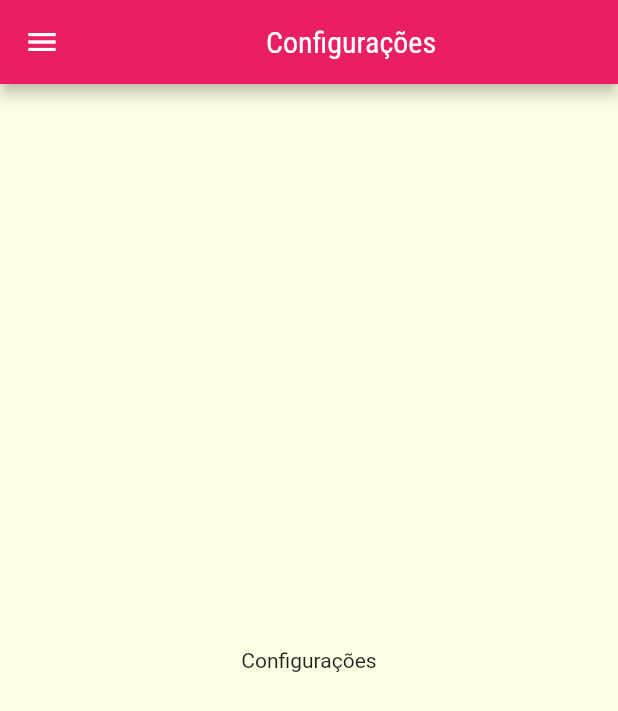
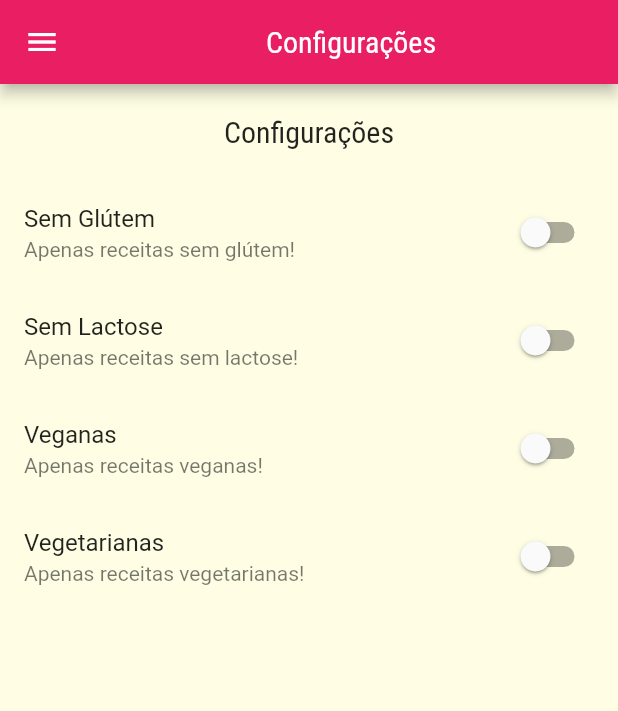
Before and after one commit to EduardoVitech/Revenue, a Flutter app: the SettingsPage screen opened by its route, on a phone screen of 412 x 824 dp. Shown: the top 711 px of the screen. Run offline on Flutter 3.47's test engine with Material 2 defaults, Android fonts, the light colour scheme and no system bars.

Commit message:
Settings Page

```diff
--- a/lib/main.dart
+++ b/lib/main.dart
@@ -35,7 +35,7 @@ class MyApp extends StatelessWidget {
         AppRoutes.HOME: (ctx) => TabsPage(),
         AppRoutes.CATEGORY_MEALS: (ctx) => CategoryMealsPage(),
         AppRoutes.MEAL_DETAIL: (ctx) => MealDetailPage(),
-        AppRoutes.SETTINGS: (ctx) => const SettingsPage(),
+        AppRoutes.SETTINGS: (ctx) => SettingsPage(),
       },
       onUnknownRoute: (settings) {
         return MaterialPageRoute(
--- /dev/null
+++ b/lib/models/settings/settings.dart
@@ -0,0 +1,13 @@
+class Settings {
+  bool isGlutenFree;
+  bool isLactoseFree;
+  bool isVegan;
+  bool isVegetarian;
+
+  Settings({
+    this.isGlutenFree = false,
+    this.isLactoseFree = false,
+    this.isVegan = false,
+    this.isVegetarian = false,
+  });
+}
--- a/lib/pages/settings_page/settings_page.dart
+++ b/lib/pages/settings_page/settings_page.dart
@@ -1,8 +1,29 @@
 import 'package:flutter/material.dart';
-import 'package:revenue/widgets/main_drawer/main_drawer.dart';
+import 'package:revenue/models/settings/settings.dart';
 
-class SettingsPage extends StatelessWidget {
-  const SettingsPage({Key? key}) : super(key: key);
+import '../../widgets/main_drawer/main_drawer.dart';
+
+class SettingsPage extends StatefulWidget {
+  @override
+  State<SettingsPage> createState() => _SettingsPageState();
+}
+
+class _SettingsPageState extends State<SettingsPage> {
+  var settings = Settings();
+
+  Widget _createSwitch(
+    String title,
+    String subtitle,
+    bool value,
+    Function(bool)? onchanged,
+  ) {
+    return SwitchListTile.adaptive(
+      title: Text(title),
+      subtitle: Text(subtitle),
+      value: value,
+      onChanged: onchanged,
+    );
+  }
 
   @override
   Widget build(BuildContext context) {
@@ -11,7 +32,47 @@ class SettingsPage extends StatelessWidget {
         title: const Center(child: Text('Configurações')),
       ),
       drawer: MainDrawer(),
-      body: const Center(child: Text('Configurações')),
+      body: Column(
+        children: [
+          Container(
+            padding: const EdgeInsets.all(20),
+            child: Text(
+              'Configurações',
+              style: Theme.of(context).textTheme.headline6,
+            ),
+          ),
+          Expanded(
+            child: ListView(
+              children: [
+                _createSwitch(
+                  'Sem Glútem',
+                  'Apenas receitas sem glútem!',
+                  settings.isGlutenFree,
+                  (value) => setState(() => settings.isGlutenFree = value),
+                ),
+                _createSwitch(
+                  'Sem Lactose',
+                  'Apenas receitas sem lactose!',
+                  settings.isLactoseFree,
+                  (value) => setState(() => settings.isLactoseFree = value),
+                ),
+                _createSwitch(
+                  'Veganas',
+                  'Apenas receitas veganas!',
+                  settings.isVegan,
+                  (value) => setState(() => settings.isVegan = value),
+                ),
+                _createSwitch(
+                  'Vegetarianas',
+                  'Apenas receitas vegetarianas!',
+                  settings.isVegetarian,
+                  (value) => setState(() => settings.isVegetarian = value),
+                ),
+              ],
+            ),
+          ),
+        ],
+      ),
     );
   }
 }
--- a/lib/widgets/category/category_item.dart
+++ b/lib/widgets/category/category_item.dart
@@ -23,9 +23,11 @@ class CategoryItem extends StatelessWidget {
       child: Container(
         padding: const EdgeInsets.all(15),
         // ignore: sort_child_properties_last
-        child: Text(
-          category.title,
-          style: Theme.of(context).textTheme.headline6,
+        child: Center(
+          child: Text(
+            category.title,
+            style: Theme.of(context).textTheme.headline6,
+          ),
         ),
         decoration: BoxDecoration(
           borderRadius: BorderRadius.circular(15),
```
